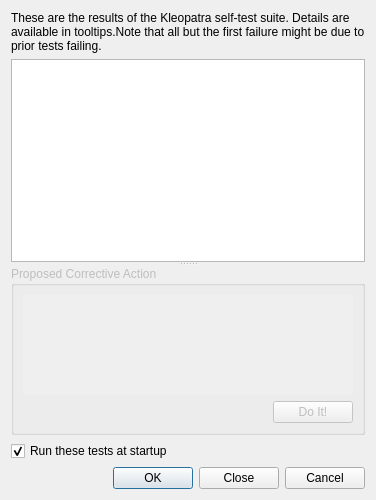
The window that dialogs/selftestdialog.ui (sensama/kleopatra) describes before a commit, drawn with Qt 5.
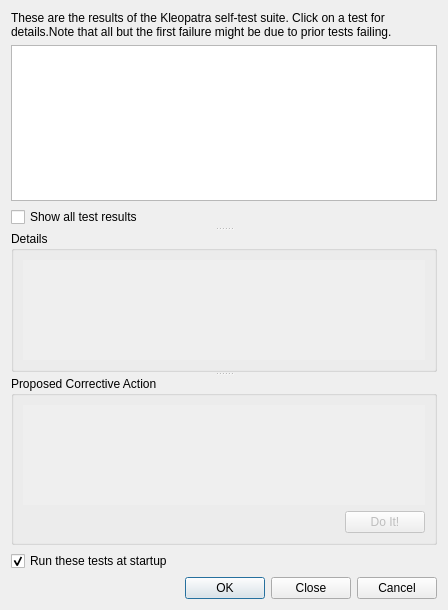
The same window after the commit. Custom widgets are drawn as their Qt base class.

Commit message:
SelfTestDialog: beautification
- By default, hide all the tests that passed
- Unless a skipped or failed test is selected, hide the explanation groupboxes
- Instead of hiding the error in the tooltips, provide a new Details groupbox

The edit to the form file:
```diff
--- a/dialogs/selftestdialog.ui
+++ b/dialogs/selftestdialog.ui
@@ -5,21 +5,21 @@
    <rect>
     <x>0</x>
     <y>0</y>
-    <width>376</width>
-    <height>500</height>
+    <width>448</width>
+    <height>610</height>
    </rect>
   </property>
   <property name="windowTitle" >
    <string>Kleopatra Self-Test Results</string>
   </property>
-  <layout class="QVBoxLayout" name="verticalLayout_3" >
+  <layout class="QVBoxLayout" name="verticalLayout_6" >
    <property name="sizeConstraint" >
     <enum>QLayout::SetMinimumSize</enum>
    </property>
    <item>
     <widget class="QLabel" name="label" >
      <property name="text" >
-      <string comment="@info" >&lt;para>These are the results of the Kleopatra self-test suite. Details are available in tooltips.&lt;/para>&lt;para>Note that all but the first failure might be due to prior tests failing.&lt;/para></string>
+      <string comment="@info" >&lt;para>These are the results of the Kleopatra self-test suite. Click on a test for details.&lt;/para>&lt;para>Note that all but the first failure might be due to prior tests failing.&lt;/para></string>
      </property>
      <property name="wordWrap" >
       <bool>true</bool>
@@ -31,9 +31,9 @@
      <property name="orientation" >
       <enum>Qt::Vertical</enum>
      </property>
-     <property name="childrenCollapsible" >
-      <bool>false</bool>
-     </property>
+     <widget class="QWidget" name="layoutWidget" >
+      <layout class="QVBoxLayout" name="verticalLayout_5" >
+       <item>
      <widget class="QTreeView" name="resultsTV" >
       <property name="sizePolicy" >
        <sizepolicy vsizetype="Expanding" hsizetype="Expanding" >
@@ -54,10 +54,65 @@
        <bool>true</bool>
       </property>
      </widget>
+       </item>
+       <item>
+        <widget class="QCheckBox" name="showAllCB" >
+         <property name="text" >
+          <string>Show all test results</string>
+         </property>
+        </widget>
+       </item>
+      </layout>
+     </widget>
+     <widget class="QGroupBox" name="detailsGB" >
+      <property name="title" >
+       <string>Details</string>
+      </property>
+      <layout class="QVBoxLayout" name="verticalLayout_3" >
+       <item>
+        <widget class="Kleo::ScrollArea" name="scrollArea_2" >
+         <property name="minimumSize" >
+          <size>
+           <width>0</width>
+           <height>100</height>
+          </size>
+         </property>
+         <property name="frameShape" >
+          <enum>QFrame::NoFrame</enum>
+         </property>
+         <property name="horizontalScrollBarPolicy" >
+          <enum>Qt::ScrollBarAlwaysOff</enum>
+         </property>
+         <widget class="QWidget" name="scrollAreaWidgetContents_2" >
+          <property name="geometry" >
+           <rect>
+            <x>0</x>
+            <y>0</y>
+            <width>336</width>
+            <height>100</height>
+           </rect>
+          </property>
+          <layout class="QVBoxLayout" name="verticalLayout_4" >
+           <property name="margin" >
+            <number>0</number>
+           </property>
+           <item>
+            <widget class="QLabel" name="detailsLB" >
+             <property name="textFormat" >
+              <enum>Qt::RichText</enum>
+             </property>
+             <property name="wordWrap" >
+              <bool>true</bool>
+             </property>
+            </widget>
+           </item>
+          </layout>
+         </widget>
+        </widget>
+       </item>
+      </layout>
+     </widget>
      <widget class="QGroupBox" name="proposedCorrectiveActionGB" >
-      <property name="enabled" >
-       <bool>false</bool>
-      </property>
       <property name="title" >
        <string>Proposed Corrective Action</string>
       </property>
@@ -91,6 +146,9 @@
            </property>
            <item>
             <widget class="QLabel" name="proposedCorrectiveActionLB" >
+             <property name="textFormat" >
+              <enum>Qt::RichText</enum>
+             </property>
              <property name="wordWrap" >
               <bool>true</bool>
              </property>
```
Lines whose indentation alone changed are shown as unchanged. The commit also changes 1 other file.
